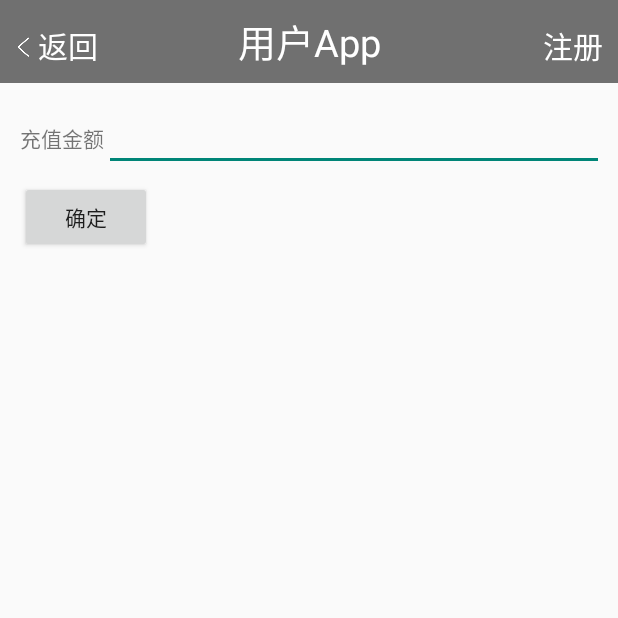
After one commit to Rxzero1412/AndroidApp, an Android app: the Activitybalance screen opened directly, with no data from a screen before it, on a phone screen of 412 x 824 dp, the top half of it. The commit adds this screen. Run offline under Robolectric (Android 15) with nearby library versions, the phone set to English and light mode, and no system bars; our stand-ins replace CircleImageView; libraries missing offline, so code that uses them is left out: com.squareup.okhttp.

Commit message:
20190304

```diff
--- a/AndroidRFID/src/main/AndroidManifest.xml
+++ b/AndroidRFID/src/main/AndroidManifest.xml
@@ -32,6 +32,8 @@
         </activity>
         <activity android:name=".activity.homeActivity">
         </activity>
+        <activity android:name=".activity.Activitybalance">
+        </activity>
         <activity android:name=".activity.ActivityLogin">
         </activity>
         <activity android:name=".activity.Activityaddface">
--- /dev/null
+++ b/AndroidRFID/src/main/java/com/arcsoft/sdk_demo/activity/Activitybalance.java
@@ -0,0 +1,159 @@
+package com.arcsoft.sdk_demo.activity;
+
+import android.app.Activity;
+import android.app.AlertDialog;
+import android.content.ContentUris;
+import android.content.ContentValues;
+import android.content.Context;
+import android.content.DialogInterface;
+import android.content.Intent;
+import android.database.Cursor;
+import android.graphics.Bitmap;
+import android.net.Uri;
+import android.os.Build;
+import android.os.Bundle;
+import android.os.Environment;
+import android.os.Looper;
+import android.provider.DocumentsContract;
+import android.provider.MediaStore;
+import android.text.Editable;
+import android.text.TextWatcher;
+import android.util.Log;
+import android.view.View;
+import android.widget.EditText;
+import android.widget.Toast;
+
+import com.arcsoft.sdk_demo.R;
+import com.arcsoft.sdk_demo.activity.Sign.Sign;
+import com.arcsoft.sdk_demo.set.setdata;
+import com.squareup.okhttp.Call;
+import com.squareup.okhttp.Callback;
+import com.squareup.okhttp.OkHttpClient;
+import com.squareup.okhttp.Request;
+import com.squareup.okhttp.Response;
+
+import java.io.IOException;
+import java.net.CookieManager;
+import java.net.CookiePolicy;
+
+import static java.lang.Thread.sleep;
+
+public class Activitybalance extends Activity {
+    private EditText et_balance;
+
+    @Override
+    protected void onCreate(Bundle savedInstanceState) {
+        super.onCreate(savedInstanceState);
+        setContentView(R.layout.activity_balance);
+        et_balance= (EditText) findViewById(R.id.et_balance);
+        et_balance.addTextChangedListener(new EditTextJudgeNumberWatcher(et_balance));
+        findViewById(R.id.btn_addbalane).setOnClickListener(new View.OnClickListener() {
+            @Override
+            public void onClick(View view) {
+                String mBaseUrl=new setdata().Urls;
+                String b= String.valueOf(et_balance.getText());
+                OkHttpClient okHttpClient=new OkHttpClient();//拿到okhttpClient对象
+                okHttpClient.setCookieHandler(new CookieManager(null, CookiePolicy.ACCEPT_ALL));
+                //发送数据
+                Request.Builder builder=new Request.Builder();//构造Request
+                final Request request=builder
+                        .get()
+                        .url(mBaseUrl+"updatebalance.do?userid="+new setdata().userid+"&balance="+b)
+                        .build();
+                Call call=okHttpClient.newCall(request);//将Request封装为Call
+                call.enqueue(new Callback() {
+                    @Override
+                    public void onFailure(Request request, IOException e) {
+                        e.printStackTrace();
+                    }
+                    @Override
+                    public void onResponse(Response response) throws IOException {
+                        final String res=response.body().string();
+                        runOnUiThread(new Runnable() {
+                            @Override
+                            public void run() {
+                                if(res.equals("true")){
+                                    try {
+                                        Toasts("充值成功！");
+                                        sleep(2000);
+                                        Activitybalance.this.finish();
+                                    } catch (InterruptedException e) {
+                                        e.printStackTrace();
+                                    }
+                                }
+                            }
+                        });
+
+                    }
+                });
+            }
+        });
+
+    }
+    public void Toasts(String t){
+        Toast toast=Toast.makeText(Activitybalance.this,t, Toast.LENGTH_SHORT);
+        //显示toast信息
+        toast.show();
+    }
+}
+/**
+ * @Description:EditText内容输入限制最大：小数点前五位，小数点后2位
+ * @author: jiawen.gu
+ * @CreateDate: 2017/11/6
+ */
+
+class EditTextJudgeNumberWatcher implements TextWatcher {
+    private EditText editText;
+
+    public EditTextJudgeNumberWatcher(EditText editText) {
+        this.editText = editText;
+    }
+
+    @Override
+    public void beforeTextChanged(CharSequence charSequence, int i, int i1, int i2) {
+
+    }
+
+    @Override
+    public void onTextChanged(CharSequence charSequence, int i, int i1, int i2) {
+
+    }
+
+    @Override
+    public void afterTextChanged(Editable editable) {
+        judgeNumber(editable,editText);
+    }
+
+    /**
+     * 金额输入框中的内容限制（最大：小数点前五位，小数点后2位）
+     *
+     * @param edt
+     */
+    public static void judgeNumber(Editable edt,EditText editText) {
+
+        String temp = edt.toString();
+        int posDot = temp.indexOf(".");//返回指定字符在此字符串中第一次出现处的索引
+        int index = editText.getSelectionStart();//获取光标位置
+        //  if (posDot == 0) {//必须先输入数字后才能输入小数点
+        //  edt.delete(0, temp.length());//删除所有字符
+        //  return;
+        //  }
+        if (posDot < 0) {//不包含小数点
+            if (temp.length() <= 5) {
+                return;//小于五位数直接返回
+            } else {
+                edt.delete(index-1, index);//删除光标前的字符
+                return;
+            }
+        }
+        if (posDot > 5) {//小数点前大于5位数就删除光标前一位
+            edt.delete(index-1, index);//删除光标前的字符
+            return;
+        }
+        if (temp.length() - posDot - 1 > 2)//如果包含小数点
+        {
+            edt.delete(index-1, index);//删除光标前的字符
+            return;
+        }
+    }
+}
--- /dev/null
+++ b/AndroidRFID/src/main/res/layout/activity_balance.xml
@@ -0,0 +1,31 @@
+<?xml version="1.0" encoding="utf-8"?>
+<LinearLayout xmlns:android="http://schemas.android.com/apk/res/android"
+    android:orientation="vertical" android:layout_width="match_parent"
+    android:layout_height="match_parent">
+    <include layout="@layout/titlebar" />
+    <LinearLayout
+        android:layout_marginTop="20px"
+        android:layout_marginLeft="20px"
+        android:layout_width="match_parent"
+        android:layout_height="wrap_content"
+        android:orientation="horizontal">
+        <TextView
+            android:layout_width="wrap_content"
+            android:layout_height="wrap_content"
+            android:text="充值金额"/>
+        <EditText
+            android:layout_width="500px"
+            android:layout_height="wrap_content"
+            android:id="@+id/et_balance" />
+    </LinearLayout>
+    <Button
+        android:layout_marginLeft="20px"
+        android:layout_marginTop="10px"
+        android:id="@+id/btn_addbalane"
+        android:layout_width="wrap_content"
+        android:layout_height="wrap_content"
+        android:text="确定"/>
+
+
+
+</LinearLayout>
--- a/AndroidRFID/src/main/res/layout/fragment_yonghu.xml
+++ b/AndroidRFID/src/main/res/layout/fragment_yonghu.xml
@@ -56,6 +56,7 @@
             android:layout_marginBottom="10dp"
             android:layout_width="match_parent"
             android:layout_height="wrap_content"
+            android:id="@+id/btn_balance"
             android:text="充值"
             android:textSize="25dp"/>
     </LinearLayout>
```
Also changed, not shown: AndroidRFID/src/main/java/com/arcsoft/sdk_demo/activity/fragment/Fyonghu.java (+8 -0 lines).
